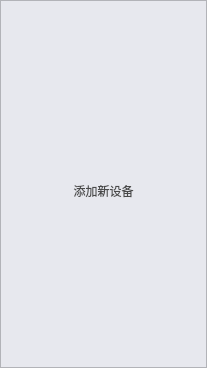
ZhouMei20220810/TEST, file phoneitemwidget.ui: the form before one commit.
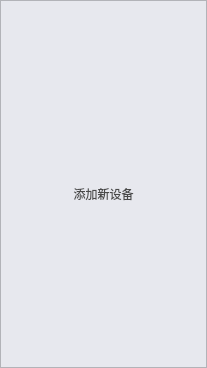
The form after the commit. Icons and pictures are not drawn.

Commit message: 横屏、竖屏公用item

The edit to the form file:
```diff
--- a/phoneitemwidget.ui
+++ b/phoneitemwidget.ui
@@ -44,21 +44,19 @@
       <enum>QFrame::Raised</enum>
      </property>
      <layout class="QVBoxLayout" name="verticalLayout">
-      <property name="spacing">
-       <number>0</number>
-      </property>
-      <property name="leftMargin">
-       <number>0</number>
-      </property>
-      <property name="topMargin">
-       <number>148</number>
-      </property>
-      <property name="rightMargin">
-       <number>0</number>
-      </property>
-      <property name="bottomMargin">
-       <number>148</number>
-      </property>
+      <item>
+       <spacer name="verticalSpacer">
+        <property name="orientation">
+         <enum>Qt::Vertical</enum>
+        </property>
+        <property name="sizeHint" stdset="0">
+         <size>
+          <width>20</width>
+          <height>137</height>
+         </size>
+        </property>
+       </spacer>
+      </item>
       <item>
        <widget class="QPushButton" name="btnAddPhone">
         <property name="styleSheet">
@@ -98,6 +96,19 @@
         </property>
        </widget>
       </item>
+      <item>
+       <spacer name="verticalSpacer_2">
+        <property name="orientation">
+         <enum>Qt::Vertical</enum>
+        </property>
+        <property name="sizeHint" stdset="0">
+         <size>
+          <width>20</width>
+          <height>136</height>
+         </size>
+        </property>
+       </spacer>
+      </item>
      </layout>
     </widget>
    </item>
```
